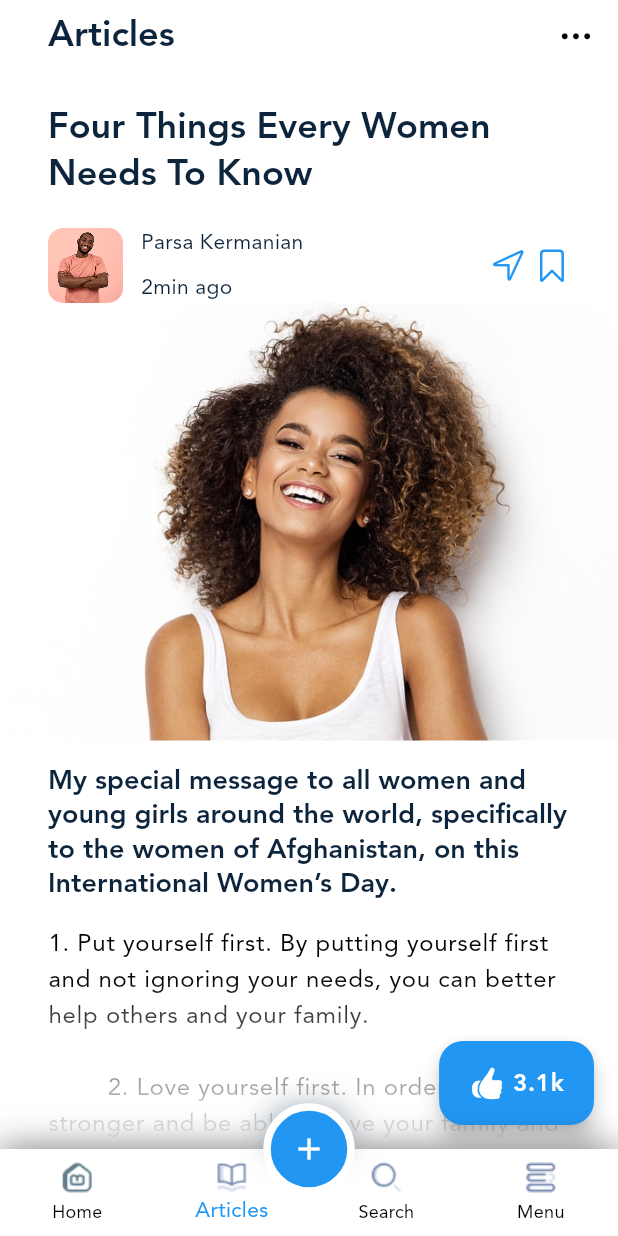
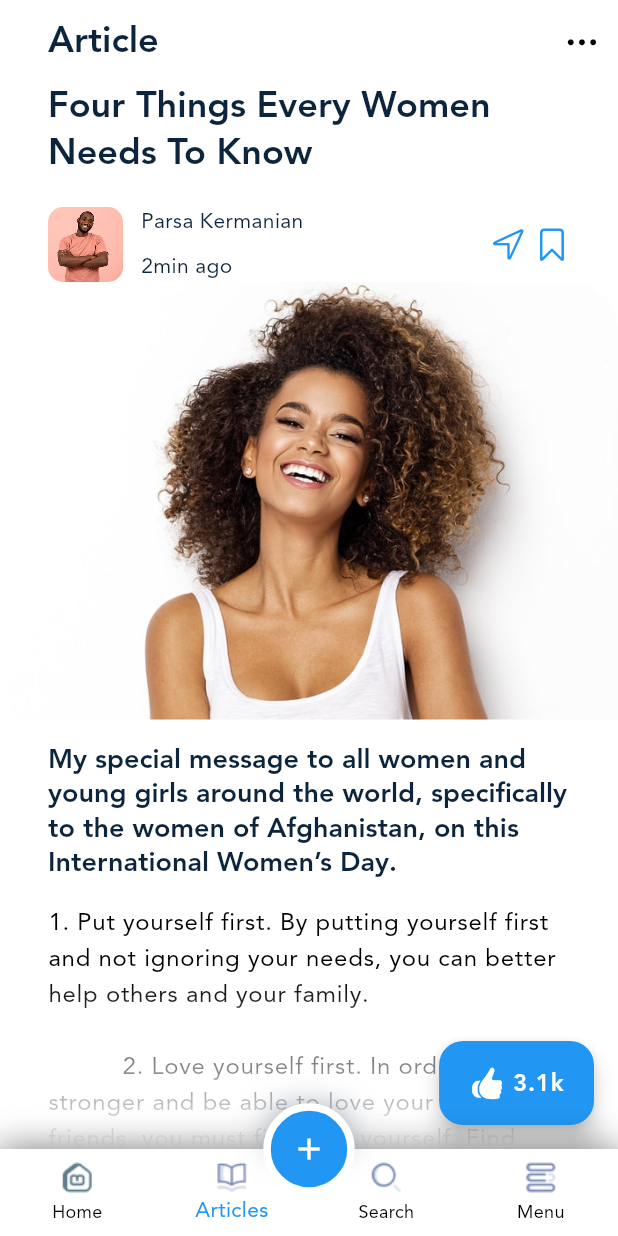
Before and after one commit to mparsa08/Newsgram, a Flutter app: the screen it shows after launch, item 2 of the bottom bar chosen, after a tap on the "add" icon, on a phone screen of 412 x 824 dp. Run offline on Flutter 3.47's test engine with Material 2 defaults, Android fonts, the phone set to English and light mode, and no system bars; our stand-ins replace carousel_slider, dotted_border, flutter_svg, get, smooth_page_indicator.

```diff
--- a/lib/pages/articlescreen.dart
+++ b/lib/pages/articlescreen.dart
@@ -1,6 +1,5 @@
 import 'package:chat_app/data.dart';
 import 'package:chat_app/gen/assets.gen.dart';
-import 'package:chat_app/pages/profilescreen.dart';
 import 'package:flutter/cupertino.dart';
 import 'package:flutter/material.dart';
 
@@ -11,6 +10,7 @@ class ArticleScreen extends StatelessWidget {
   Widget build(BuildContext context) {
     var article = AppDatabase.posts[0];
     var themeData = Theme.of(context);
+
     return Scaffold(
       floatingActionButton: FloatingActionButton.extended(
           onPressed: () {},
@@ -28,14 +28,28 @@ class ArticleScreen extends StatelessWidget {
               ),
             ],
           )),
-      body: SafeArea(
-        child: Stack(
+      body: NestedScrollView(
+        headerSliverBuilder: (context, innerBoxIsScrolled) {
+          return [
+            SliverAppBar(
+              titleSpacing: 32,
+              title: Text(
+                'Article',
+                style: themeData.textTheme.headlineMedium,
+              ),
+              actions: [
+                IconButton(
+                    onPressed: () {},
+                    icon: const Icon(CupertinoIcons.ellipsis)),
+              ],
+            ),
+          ];
+        },
+        body: Stack(
           children: [
             SingleChildScrollView(
               child: Column(
                 children: [
-                  CustomAppBar(themeData: themeData, title: 'Articles'),
-                  const SizedBox(height: 10),
                   Padding(
                     padding: const EdgeInsets.symmetric(horizontal: 32),
                     child: Text(
@@ -111,13 +125,13 @@ class ArticleScreen extends StatelessWidget {
                     child: Text(
                       '''1. Put yourself first. By putting yourself first and not ignoring your needs, you can better help others and your family.
 
-        2. Love yourself first. In order to get stronger and be able to love your family and friends, you must first love yourself. Find peace within yourself to love and accept who you are.
+          2. Love yourself first. In order to get stronger and be able to love your family and friends, you must first love yourself. Find peace within yourself to love and accept who you are.
 
-        3. Teach people how to respect and treat you. Women often overlook this, but you can teach people how to respect you by your own actions and attitudes toward yourself.
+          3. Teach people how to respect and treat you. Women often overlook this, but you can teach people how to respect you by your own actions and attitudes toward yourself.
 
-        4. Understand your worth and value. It is important to be confident in your love for yourself as you are worthy and fabulous. Be your authentic self and don’t worry what others think of you.
+          4. Understand your worth and value. It is important to be confident in your love for yourself as you are worthy and fabulous. Be your authentic self and don’t worry what others think of you.
 
-        5. Prioritize your professional development. If you are a woman who constantly strives for greatness, make sure to invest in your professional development. No matter where you might be in your career, there is always room for improvement. Treat career development as part of your daily life. Learning, growing and expanding your skills everyday can build your confidence. ''',
+          5. Prioritize your professional development. If you are a woman who constantly strives for greatness, make sure to invest in your professional development. No matter where you might be in your career, there is always room for improvement. Treat career development as part of your daily life. Learning, growing and expanding your skills everyday can build your confidence. ''',
                       style: themeData.textTheme.bodyLarge,
                     ),
                   )
--- a/lib/pages/myhomepage.dart
+++ b/lib/pages/myhomepage.dart
@@ -1,5 +1,6 @@
 import 'package:chat_app/pages/articlescreen.dart';
 import 'package:chat_app/pages/profilescreen.dart';
+import 'package:chat_app/pages/searchscreen.dart';
 import 'package:dotted_border/dotted_border.dart';
 import 'package:flutter/cupertino.dart';
 import 'package:flutter/material.dart';
@@ -10,21 +11,43 @@ import '../gen/assets.gen.dart';
 
 class MainPage extends StatelessWidget {
   MainPage({super.key});
-  final stories = AppDatabase.stories;
+
   final _selectedNavBarItem = 0.obs;
+  final List _navbarHistory = [];
+
+  final GlobalKey<NavigatorState> homePageNavKey = GlobalKey();
+  final GlobalKey<NavigatorState> articlePageNavKey = GlobalKey();
+  final GlobalKey<NavigatorState> searchPageNavKey = GlobalKey();
+  final GlobalKey<NavigatorState> profilePageNavKey = GlobalKey();
+
+  late final navmap = {
+    0: homePageNavKey,
+    1: articlePageNavKey,
+    2: searchPageNavKey,
+    3: profilePageNavKey
+  };
+  Future<bool> _onWillPop() async {
+    final NavigatorState currentSelectedNavigationstate =
+        navmap[_selectedNavBarItem]!.currentState!;
+
+    if (currentSelectedNavigationstate.canPop()) {
+      currentSelectedNavigationstate.pop();
+      return false;
+    } else if (_navbarHistory.isNotEmpty) {
+      _selectedNavBarItem.value = _navbarHistory.last;
+      _navbarHistory.removeLast();
+      return false;
+    }
+    return true;
+  }
 
   @override
   Widget build(BuildContext context) {
-    final themeContext = Theme.of(context);
-    final List<Widget> currentWidget = <Widget>[
-      HomePage(themeContext: themeContext, stories: stories),
-      const ArticleScreen(),
-      const ProfileScreen(),
-      Container(color: Colors.blue),
-      Container(color: Colors.blue),
-    ];
-    return Scaffold(
-      floatingActionButtonLocation: FloatingActionButtonLocation.centerDocked,
+    return WillPopScope(
+      onWillPop: () => _onWillPop(),
+      child: Scaffold(
+          floatingActionButtonLocation:
+              FloatingActionButtonLocation.centerDocked,
           floatingActionButton: Stack(
             children: [
               Positioned.fill(
@@ -55,20 +78,61 @@ class MainPage extends StatelessWidget {
               ),
             ],
           ),
-      bottomNavigationBar:
-          _BottomNavBar(selectedNavBarItem: _selectedNavBarItem),
-      body: Obx(() => currentWidget.elementAt(_selectedNavBarItem.value)),
+          bottomNavigationBar: _BottomNavBar(
+            selectedNavBarItem: _selectedNavBarItem,
+            navbarHistory: _navbarHistory,
+          ),
+          body: Obx(
+            () => IndexedStack(
+              index: _selectedNavBarItem.value,
+              children: [
+                _customNavigator(
+                    key: homePageNavKey, tabIndex: 0, child: const HomePage()),
+                _customNavigator(
+                    key: articlePageNavKey,
+                    tabIndex: 1,
+                    child: const ArticleScreen()),
+                _customNavigator(
+                    key: searchPageNavKey,
+                    tabIndex: 2,
+                    child: const SearchScreen(tabName: 'Search')),
+                _customNavigator(
+                    key: profilePageNavKey,
+                    tabIndex: 3,
+                    child: const ProfileScreen()),
+              ],
+            ),
+          )),
+    );
+  }
+
+  Widget _customNavigator(
+      {required GlobalKey key, required int tabIndex, required Widget child}) {
+    return Navigator(
+      key: key,
+      onGenerateRoute: (settings) {
+        return MaterialPageRoute(
+          builder: (context) {
+            return Offstage(
+              offstage: _selectedNavBarItem.value != tabIndex,
+              child: child,
+            );
+          },
+        );
+      },
     );
   }
 }
 
 class _BottomNavBar extends StatelessWidget {
   const _BottomNavBar({
-    super.key,
     required RxInt selectedNavBarItem,
-  }) : _selectedNavBarItem = selectedNavBarItem;
+    required navbarHistory,
+  })  : _selectedNavBarItem = selectedNavBarItem,
+        _navbarHistory = navbarHistory;
 
   final RxInt _selectedNavBarItem;
+  final List _navbarHistory;
 
   @override
   Widget build(BuildContext context) {
@@ -85,6 +149,8 @@ class _BottomNavBar extends StatelessWidget {
             type: BottomNavigationBarType.fixed,
             currentIndex: _selectedNavBarItem.value,
             onTap: (value) {
+              _navbarHistory.remove(_selectedNavBarItem.value);
+              _navbarHistory.add(_selectedNavBarItem.value);
               _selectedNavBarItem.value = value;
             },
             items: [
@@ -126,16 +192,14 @@ class _BottomNavBar extends StatelessWidget {
 class HomePage extends StatelessWidget {
   const HomePage({
     super.key,
-    required this.themeContext,
-    required this.stories,
   });
-
-  final ThemeData themeContext;
-  final List<StoryData> stories;
 
   @override
   Widget build(BuildContext context) {
-    return SafeArea(
+    final stories = AppDatabase.stories;
+    final themeContext = Theme.of(context);
+    return Scaffold(
+      body: SafeArea(
         child: SingleChildScrollView(
           child: Column(
             children: [
@@ -159,7 +223,8 @@ class HomePage extends StatelessWidget {
                 ),
               ),
               Padding(
-            padding: const EdgeInsets.symmetric(horizontal: 32, vertical: 4),
+                padding:
+                    const EdgeInsets.symmetric(horizontal: 32, vertical: 4),
                 child: Row(
                   children: [
                     Text(
@@ -180,7 +245,9 @@ class HomePage extends StatelessWidget {
               )
             ],
           ),
-    ));
+        ),
+      ),
+    );
   }
 }
 
@@ -459,7 +526,23 @@ class Posts extends StatelessWidget {
 
   @override
   Widget build(BuildContext context) {
-    return Container(
+    return InkWell(
+      onTap: () {
+        if (post.id == 0) {
+          Navigator.of(context).push(MaterialPageRoute(
+            builder: (context) {
+              return const ArticleScreen();
+            },
+          ));
+        } else if (post.id == 1) {
+          Navigator.of(context).push(MaterialPageRoute(
+            builder: (context) {
+              return const SearchScreen(tabName: 'Home');
+            },
+          ));
+        }
+      },
+      child: Container(
         margin: const EdgeInsets.symmetric(vertical: 10),
         decoration: BoxDecoration(
             borderRadius: BorderRadius.circular(16),
@@ -467,13 +550,15 @@ class Posts extends StatelessWidget {
             boxShadow: [
               BoxShadow(
                   blurRadius: 20,
-                color: Theme.of(context).colorScheme.onSurface.withOpacity(0.2))
+                  color:
+                      Theme.of(context).colorScheme.onSurface.withOpacity(0.2))
             ]),
         child: Row(
           children: [
             ClipRRect(
               borderRadius: BorderRadius.circular(16),
-            child: Image.asset('assets/img/posts/small/${post.imageFileName}'),
+              child:
+                  Image.asset('assets/img/posts/small/${post.imageFileName}'),
             ),
             Expanded(
               child: Padding(
@@ -484,7 +569,10 @@ class Posts extends StatelessWidget {
                   children: [
                     Text(
                       post.caption,
-                    style: Theme.of(context).textTheme.headlineLarge!.copyWith(
+                      style: Theme.of(context)
+                          .textTheme
+                          .headlineLarge!
+                          .copyWith(
                               fontSize: 16,
                               color: Theme.of(context).colorScheme.primary),
                     ),
@@ -564,6 +652,7 @@ class Posts extends StatelessWidget {
             )
           ],
         ),
+      ),
     );
   }
 }
--- a/lib/pages/profilescreen.dart
+++ b/lib/pages/profilescreen.dart
@@ -12,6 +12,7 @@ class ProfileScreen extends StatelessWidget {
   Widget build(BuildContext context) {
     var themeData = Theme.of(context);
     var posts = AppDatabase.posts;
+
     return SafeArea(
       child: SingleChildScrollView(
         child: Column(
--- /dev/null
+++ b/lib/pages/searchscreen.dart
@@ -0,0 +1,43 @@
+import 'package:flutter/material.dart';
+
+class SearchScreen extends StatelessWidget {
+  const SearchScreen({super.key, required this.tabName, this.screenNumber = 0});
+  final String tabName;
+  final int screenNumber;
+
+  @override
+  Widget build(BuildContext context) {
+    return Scaffold(
+      body: NestedScrollView(
+        headerSliverBuilder: (context, innerBoxIsScrolled) {
+          return [
+            SliverAppBar(
+              title: Text('Search'),
+              titleSpacing: 32,
+            )
+          ];
+        },
+        body: Center(
+          child: Column(
+            mainAxisAlignment: MainAxisAlignment.center,
+            children: [
+              Text('Tab : $tabName Number : $screenNumber'),
+              ElevatedButton(
+                  onPressed: () {
+                    Navigator.of(context).push(MaterialPageRoute(
+                      builder: (context) {
+                        return SearchScreen(
+                          tabName: tabName,
+                          screenNumber: screenNumber + 1,
+                        );
+                      },
+                    ));
+                  },
+                  child: const Text('click me'))
+            ],
+          ),
+        ),
+      ),
+    );
+  }
+}
```
Lines whose indentation alone changed are shown as unchanged.
